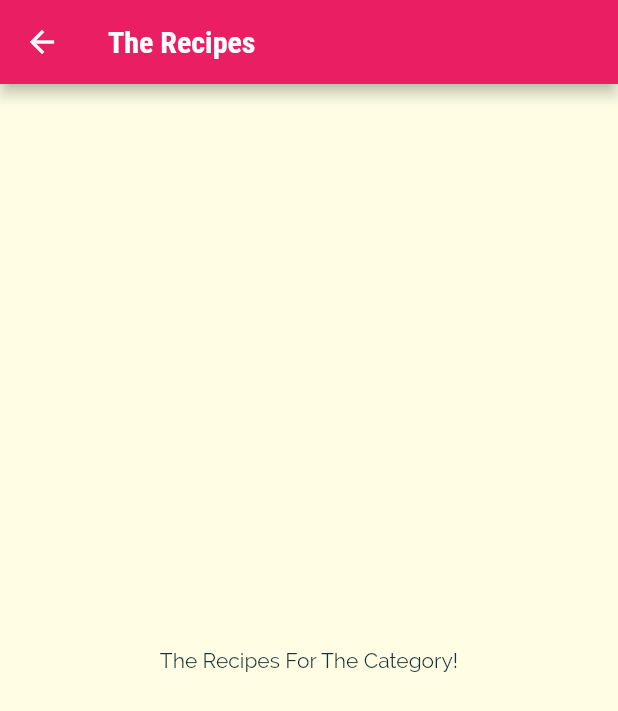
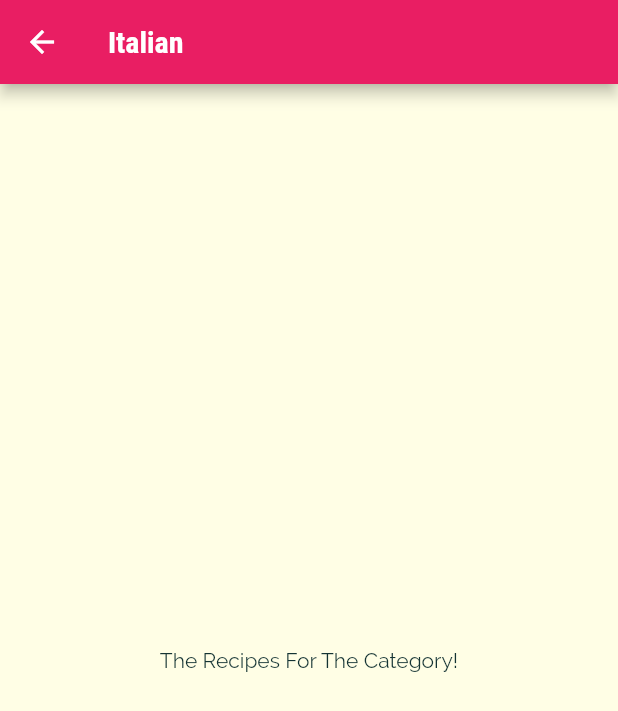
Before and after one commit to MEbadifar/flutter_meal_app, a Flutter app: the screen it shows after launch, after a tap on "Italian", on a phone screen of 412 x 824 dp. Shown: the top 711 px of the screen. Run offline on Flutter 3.47's test engine with Material 2 defaults, Android fonts, the phone set to English and light mode, and no system bars.

```diff
--- a/lib/categories_screen.dart
+++ b/lib/categories_screen.dart
@@ -12,19 +12,22 @@ class CategoriesScreen extends StatelessWidget {
         title: const Text('DeliMeal'),
       ),
       body: GridView(
-        children: DUMMY_CATEGORIES
-            .map(
-              (catData) => CategoryItem(
-                catData.title,
-                catData.color,
-              ),
-            ).toList(),
+        padding: const EdgeInsets.all(25),
         gridDelegate: const SliverGridDelegateWithMaxCrossAxisExtent(
           maxCrossAxisExtent: 200,
           childAspectRatio: 3 / 2,
           crossAxisSpacing: 20,
           mainAxisSpacing: 20,
         ),
+        children: DUMMY_CATEGORIES
+            .map(
+              (catData) => CategoryItem(
+                catData.id,
+                catData.title,
+                catData.color,
+              ),
+            )
+            .toList(),
       ),
     );
   }
--- a/lib/category_item.dart
+++ b/lib/category_item.dart
@@ -1,14 +1,21 @@
 import 'package:flutter/material.dart';
+
 import 'package:flutter_meal_app/category_meals_screen.dart';
 
 class CategoryItem extends StatelessWidget {
+  final String id;
   final String title;
   final Color color;
-  CategoryItem(this.title, this.color);
+  CategoryItem(
+    this.id,
+    this.title,
+    this.color,
+  );
+
   void selectCategory(BuildContext ctx) {
-    Navigator.of(ctx).push(MaterialPageRoute(builder: (_) {
-      return const CategoryMealsScreen();
-    }));
+    Navigator.of(ctx).pushNamed(
+     CategoryMealsScreen.routName,arguments: {'id':id,'title':title}
+    );
   }
 
   @override
--- a/lib/category_meals_screen.dart
+++ b/lib/category_meals_screen.dart
@@ -1,14 +1,25 @@
 import 'package:flutter/material.dart';
 
+class CategoryMealsScreen extends StatelessWidget {
+  static const routName = '/category-meals';
 
-class CategoryMealsScreen extends StatelessWidget {
-  const CategoryMealsScreen({Key? key}) : super(key: key);
+  // final String categoryId;
+  // final String categoryTitle;
+  // const CategoryMealsScreen({
+  //   Key? key,
+  //   required this.categoryId,
+  //   required this.categoryTitle,
+  // }) : super(key: key);
 
   @override
   Widget build(BuildContext context) {
+    final routeArgs =
+        ModalRoute.of(context)!.settings.arguments as Map<String, String>;
+    final categoryTitle = routeArgs['title'];
+    final categoryId = routeArgs['id'];
     return Scaffold(
       appBar: AppBar(
-        title: const Text('The Recipes'),
+        title: Text(categoryTitle!),
       ),
       body: const Center(
         child: Text(
--- a/lib/main.dart
+++ b/lib/main.dart
@@ -2,6 +2,7 @@ import 'dart:ui';
 
 import 'package:flutter/material.dart';
 import 'package:flutter_meal_app/categories_screen.dart';
+import 'package:flutter_meal_app/category_meals_screen.dart';
 
 void main() {
   runApp(const MyApp());
@@ -33,7 +34,12 @@ class MyApp extends StatelessWidget {
                     fontFamily: 'RobotoCondensed',
                     fontWeight: FontWeight.bold),
               )),
-      home: const CategoriesScreen(),
+      // home: const CategoriesScreen(),
+      initialRoute: '/',
+      routes: {
+        '/': (ctx) => const CategoriesScreen(),
+        CategoryMealsScreen.routName: (ctx) => CategoryMealsScreen(),
+      },
     );
   }
 }
```
